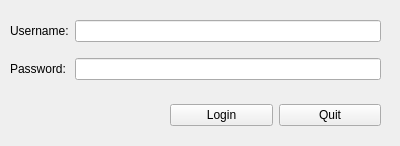
First picture: the form in ClientIRC/logindialog.ui, repository wiekonek/IRC, before the edit.
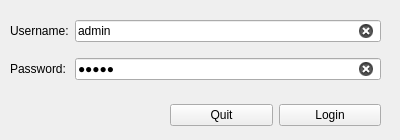
Second picture: the form after the edit.

Diff of the .ui file:
```diff
--- a/ClientIRC/logindialog.ui
+++ b/ClientIRC/logindialog.ui
@@ -7,7 +7,7 @@
     <x>0</x>
     <y>0</y>
     <width>400</width>
-    <height>146</height>
+    <height>140</height>
    </rect>
   </property>
   <property name="windowTitle">
@@ -39,6 +39,9 @@
     </item>
     <item row="0" column="1">
      <widget class="QLineEdit" name="lineEdit_username">
+      <property name="text">
+       <string>admin</string>
+      </property>
       <property name="maxLength">
        <number>30</number>
       </property>
@@ -49,6 +52,9 @@
     </item>
     <item row="1" column="1">
      <widget class="QLineEdit" name="lineEdit_password">
+      <property name="text">
+       <string>admin</string>
+      </property>
       <property name="maxLength">
        <number>30</number>
       </property>
@@ -75,17 +81,17 @@
     <item>
      <widget class="QPushButton" name="button_quit">
       <property name="text">
-       <string>Login</string>
-      </property>
-     </widget>
-    </item>
-    <item>
-     <widget class="QPushButton" name="button_login">
-      <property name="text">
        <string>Quit</string>
       </property>
      </widget>
     </item>
+    <item>
+     <widget class="QPushButton" name="button_login">
+      <property name="text">
+       <string>Login</string>
+      </property>
+     </widget>
+    </item>
    </layout>
   </widget>
   <zorder>gridLayoutWidget</zorder>
```
Left out of the diff: 3 changed lines with no effect on the pictures.
